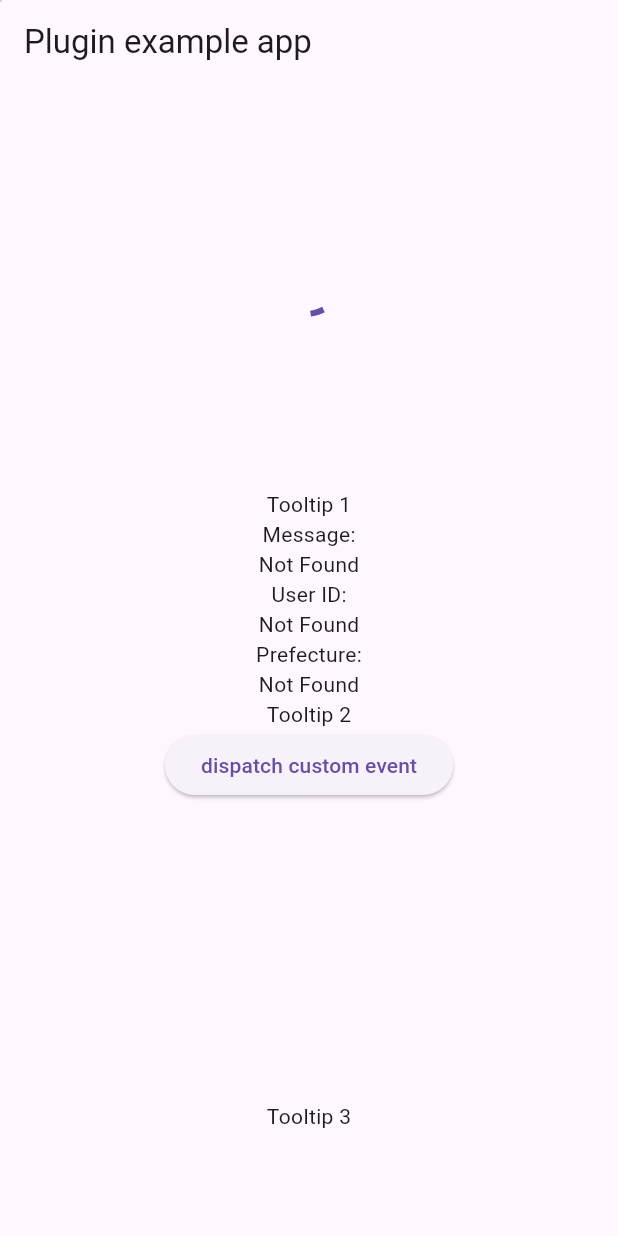
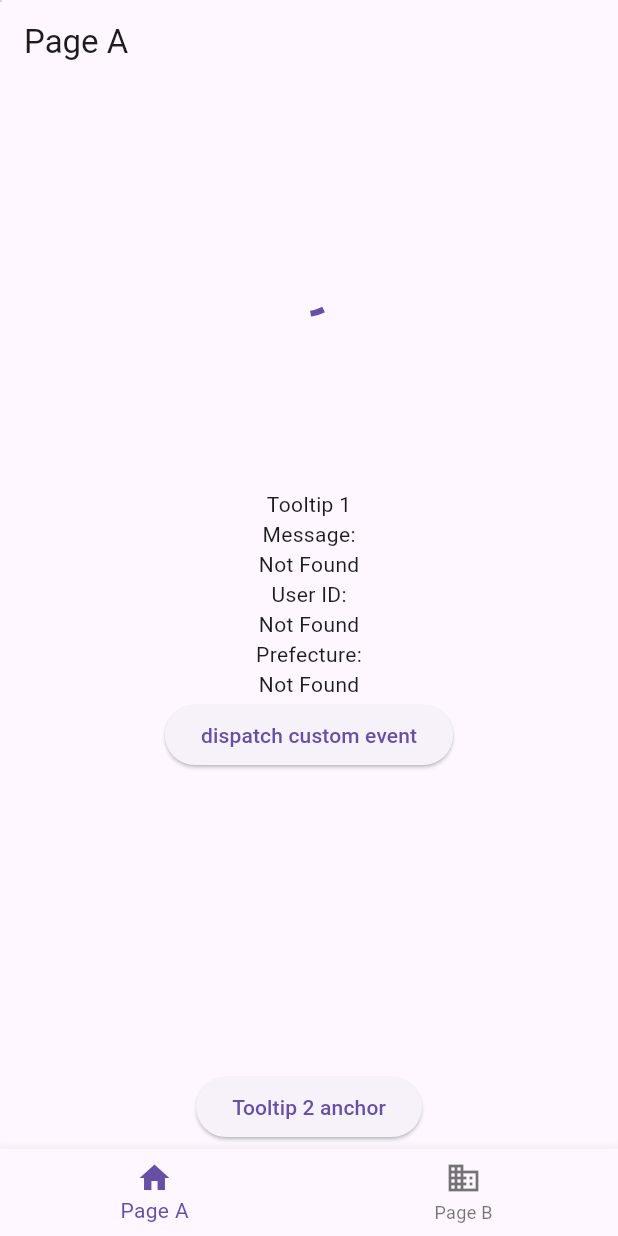
Before and after one commit to plaidev/nubrick-flutter, a Flutter app: the screen it shows after launch, on a phone screen of 412 x 824 dp. Run offline on Flutter 3.47's test engine with Material 3 defaults, Android fonts, the phone set to English and light mode, and no system bars; our stand-ins replace plugin_platform_interface.

Commit message:
feat(navigation): refactor main app structure to use named routes and separate pages for improved navigation

```diff
--- a/example/lib/main.dart
+++ b/example/lib/main.dart
@@ -69,25 +69,53 @@ class _MyAppState extends State<MyApp> {
   @override
   Widget build(BuildContext context) {
     return MaterialApp(
-      home: NativebrikProvider(
-        child: Scaffold(
+      initialRoute: '/',
+      builder: (context, child) {
+        return NativebrikProvider(child: child!);
+      },
+      routes: {
+        '/': (context) => PageA(
+              message: _message,
+              userId: _userId,
+              prefecture: _prefecture,
+            ),
+        '/pageB': (context) => const PageB(),
+      },
+    );
+  }
+}
+
+class PageA extends StatelessWidget {
+  final String message;
+  final String userId;
+  final String prefecture;
+
+  const PageA({
+    super.key,
+    required this.message,
+    required this.userId,
+    required this.prefecture,
+  });
+
+  @override
+  Widget build(BuildContext context) {
+    return Scaffold(
       appBar: AppBar(
-            title: const Text('Plugin example app'),
+        title: const Text('Page A'),
       ),
-          body: Column(
+      body: SingleChildScrollView(
+        child: Column(
           children: [
-              NativebrikEmbedding("TOP_COMPONENT", height: 270,
-                  onEvent: (event) {
+            NativebrikEmbedding("TOP_COMPONENT", height: 270, onEvent: (event) {
               print("Nativebrik Embedding Event: ${event.payload}");
             }),
             const NativebrikAnchor("TOOLTIP_1", child: Text("Tooltip 1")),
             const Text("Message:"),
-              Text(_message),
+            Text(message),
             const Text("User ID:"),
-              Text(_userId),
+            Text(userId),
             const Text("Prefecture:"),
-              Text(_prefecture),
-              const NativebrikAnchor("TOOLTIP_2", child: Text("Tooltip 2")),
+            Text(prefecture),
             ElevatedButton(
               onPressed: () {
                 NativebrikDispatcher()
@@ -96,14 +124,95 @@ class _MyAppState extends State<MyApp> {
               child: const Text('dispatch custom event'),
             ),
             const SizedBox(height: 200),
-              const NativebrikAnchor(
-                "TOOLTIP_3",
-                child: Text("Tooltip 3"),
+            NativebrikAnchor(
+              "TOOLTIP_2",
+              child: ElevatedButton(
+                onPressed: () {
+                  print("Tooltip 2 anchor button pressed");
+                },
+                child: Text('Tooltip 2 anchor'),
+              ),
             ),
           ],
         ),
+      ),
+      bottomNavigationBar: const NativebrikAnchor(
+        "NAV_BAR",
+        child: CustomBottomNavBar(
+          currentIndex: 0,
+          onTap: "/pageB",
         ),
       ),
     );
   }
 }
+
+class PageB extends StatelessWidget {
+  const PageB({super.key});
+
+  @override
+  Widget build(BuildContext context) {
+    return Scaffold(
+      appBar: AppBar(
+        title: const Text('Page B'),
+      ),
+      body: Center(
+        child: Column(
+          mainAxisAlignment: MainAxisAlignment.center,
+          children: [
+            const NativebrikAnchor("TOOLTIP_4",
+                child: Text('Welcome to Page B!')),
+            const SizedBox(height: 20),
+          ],
+        ),
+      ),
+      bottomNavigationBar: const NativebrikAnchor(
+        "NAV_BAR",
+        child: CustomBottomNavBar(
+          currentIndex: 1,
+          onTap: "/",
+        ),
+      ),
+    );
+  }
+}
+
+class CustomBottomNavBar extends StatelessWidget {
+  final int currentIndex;
+  final String onTap;
+
+  const CustomBottomNavBar({
+    super.key,
+    required this.currentIndex,
+    required this.onTap,
+  });
+
+  @override
+  Widget build(BuildContext context) {
+    return BottomNavigationBar(
+      currentIndex: currentIndex,
+      items: [
+        BottomNavigationBarItem(
+          icon: const NativebrikAnchor(
+            "NAV_ITEM_A",
+            child: Icon(Icons.home),
+          ),
+          label: 'Page A',
+        ),
+        BottomNavigationBarItem(
+          icon: const NativebrikAnchor(
+            "NAV_ITEM_B",
+            child: Icon(Icons.business),
+          ),
+          label: 'Page B',
+        ),
+      ],
+      onTap: (index) {
+        if ((currentIndex == 0 && index == 1) ||
+            (currentIndex == 1 && index == 0)) {
+          Navigator.pushReplacementNamed(context, onTap);
+        }
+      },
+    );
+  }
+}
```
Also changed, not shown: e2e/pubspec.lock, example/pubspec.lock. Lines whose indentation alone changed are shown as unchanged.
